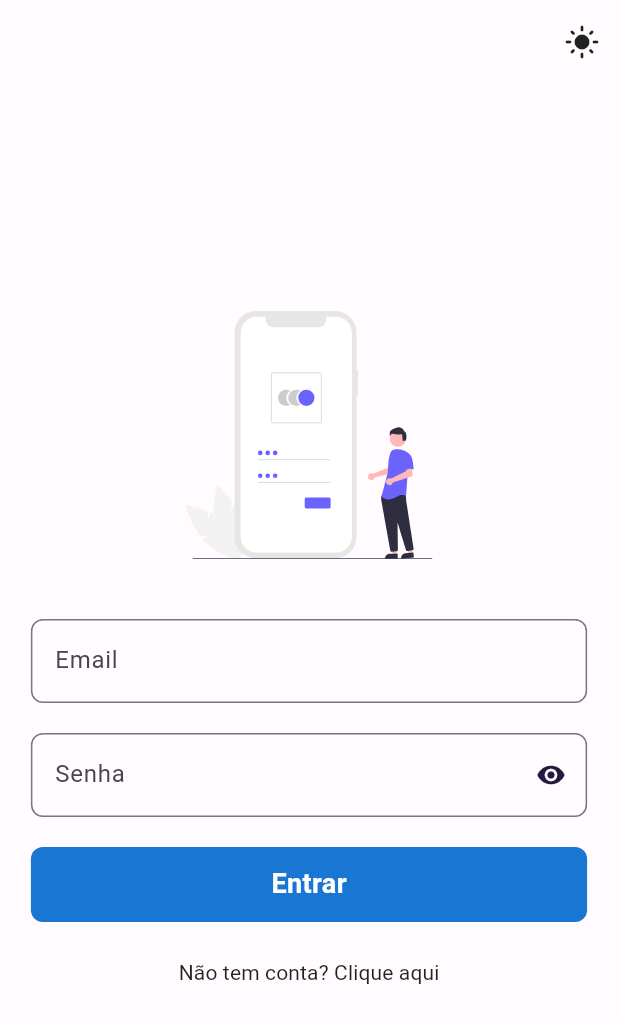
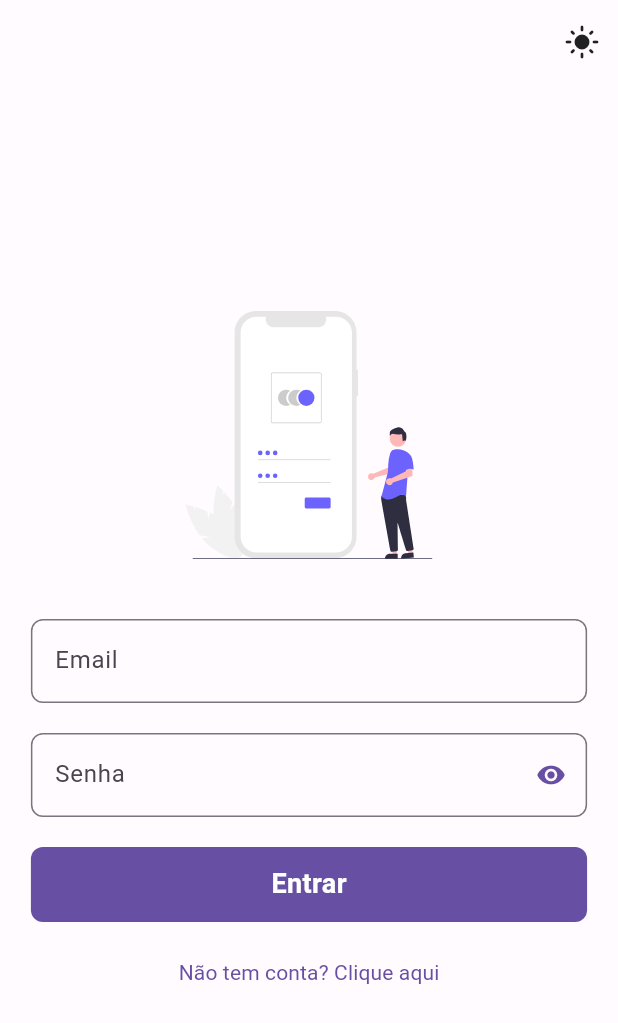
Before and after one commit to Gubiar/flutter_mvc, a Flutter app: the screen it shows after launch, on a phone screen of 412 x 824 dp. Shown: the top 1023 px of the screen. Run offline on Flutter 3.47's test engine with Material 2 defaults, Android fonts, the phone set to English and light mode, and no system bars; our stand-ins replace flutter_svg, get, shared_preferences.

Commit message:
Fixed theme and colors

```diff
--- a/lib/model/UsuarioModel.dart
+++ b/lib/model/UsuarioModel.dart
@@ -14,7 +14,7 @@ class UsuarioModel extends GetxController {
   }
 
   void fromJson(Map<dynamic, dynamic> json) {
-    id = json['id'];
+    id = json['id'] != null ? int.tryParse(json['id'].toString()) : null;
     nome = json['nome'];
     dtNascimento = json['dtNascimento'] != null ? DateTime.parse(json['dtNascimento']) : null;
     email = json['email'];
--- a/lib/view/PageHome.dart
+++ b/lib/view/PageHome.dart
@@ -7,6 +7,16 @@ class PageHome extends StatelessWidget {
   @override
   Widget build(BuildContext context) {
     return Scaffold(
+      appBar: AppBar(
+        title: const Text('PageHome'),
+        leading: IconButton(
+          onPressed: () => Get.offAndToNamed('/'),
+          icon: Icon(
+            Icons.exit_to_app,
+            color: Get.theme.colorScheme.primary,
+          ),
+        ),
+      ),
       body: Container(
         width: Get.width,
         height: Get.height,
--- a/lib/view/PageLogin.dart
+++ b/lib/view/PageLogin.dart
@@ -1,5 +1,6 @@
 import 'package:flutter/material.dart';
 import 'package:flutter_mvc/controller/UsuarioController.dart';
+import 'package:flutter_mvc/resources/color_schemes.g.dart';
 import 'package:flutter_svg/flutter_svg.dart';
 import 'package:get/get.dart';
 
@@ -17,8 +18,6 @@ class PageLogin extends StatelessWidget {
 
   @override
   Widget build(BuildContext context) {
-
-
     return GestureDetector(
       onTap: () => FocusScope.of(context).unfocus(),
       child: Scaffold(
@@ -85,7 +84,7 @@ class PageLogin extends StatelessWidget {
                                           ? Icons.visibility
                                           : Icons.visibility_off,
                                       size: 20,
-                                      color: const Color(0xff231942),
+                                      color: Get.theme.colorScheme.primary,
                                     ),
                                     onPressed: () =>
                                     isObscure.value = !isObscure.value,
@@ -112,16 +111,16 @@ class PageLogin extends StatelessWidget {
                           alignment: Alignment.center,
                           decoration: BoxDecoration(
                             borderRadius: BorderRadius.circular(8),
-                            color: Get.isDarkMode ? Theme.of(context).primaryColorLight : Theme.of(context).primaryColorDark
+                            color: Get.theme.colorScheme.primary,
                           ),
-                          child: Obx(() => ((isLoading.value) ? const CircularProgressIndicator(
-                            color: Colors.white,
+                          child: Obx(() => ((isLoading.value) ? CircularProgressIndicator(
+                            color: Get.theme.colorScheme.onPrimary,
                             strokeWidth: 3,
 
-                          ) : const Text(
+                          ) : Text(
                             'Entrar',
                             style: TextStyle(
-                                color: Colors.white,
+                                color: Get.theme.colorScheme.onPrimary,
                                 fontSize: 18,
                                 fontWeight: FontWeight.w600
                             ),
@@ -135,11 +134,11 @@ class PageLogin extends StatelessWidget {
 
                       TextButton(
                           onPressed: () => isLogin.value = false,
-                          child: const Text(
+                          child: Text(
                             "Não tem conta? Clique aqui",
                             style: TextStyle(
                               fontSize: 14.0,
-                              color: Colors.black87,
+                              color: Get.theme.colorScheme.primary,
                               fontWeight: FontWeight.w400,
                             ),
                           )
@@ -207,7 +206,7 @@ class PageLogin extends StatelessWidget {
                                           ? Icons.visibility
                                           : Icons.visibility_off,
                                       size: 20,
-                                      color: const Color(0xff231942),
+                                      color: Get.theme.colorScheme.primary,
                                     ),
                                     onPressed: () =>
                                     isObscure.value = !isObscure.value,
@@ -233,7 +232,7 @@ class PageLogin extends StatelessWidget {
                                           ? Icons.visibility
                                           : Icons.visibility_off,
                                       size: 20,
-                                      color: const Color(0xff231942),
+                                      color: Get.theme.colorScheme.primary,
                                     ),
                                     onPressed: () =>
                                     isObscure.value = !isObscure.value,
@@ -260,15 +259,15 @@ class PageLogin extends StatelessWidget {
                           alignment: Alignment.center,
                           decoration: BoxDecoration(
                             borderRadius: BorderRadius.circular(8),
-                            color: Get.isDarkMode ? Theme.of(context).primaryColorLight : Theme.of(context).primaryColorDark
+                            color: Get.theme.colorScheme.primary
                           ),
-                          child: Obx(() => ((isLoading.value) ? const CircularProgressIndicator(
-                            color: Colors.white,
+                          child: Obx(() => ((isLoading.value) ? CircularProgressIndicator(
+                            color: Get.theme.colorScheme.onPrimary,
                             strokeWidth: 3,
-                          ) : const Text(
+                          ) : Text(
                             'Cadastrar',
                             style: TextStyle(
-                                color: Colors.white,
+                                color: Get.theme.colorScheme.onPrimary,
                                 fontSize: 18,
                                 fontWeight: FontWeight.w600
                             ),
@@ -282,11 +281,11 @@ class PageLogin extends StatelessWidget {
 
                       TextButton(
                           onPressed: () => isLogin.value = true,
-                          child: const Text(
+                          child: Text(
                             "Já é cadastrado? Faça o login",
                             style: TextStyle(
                               fontSize: 14.0,
-                              color: Colors.black87,
+                              color: Get.theme.colorScheme.primary,
                               fontWeight: FontWeight.w400,
                             ),
                           )
```
